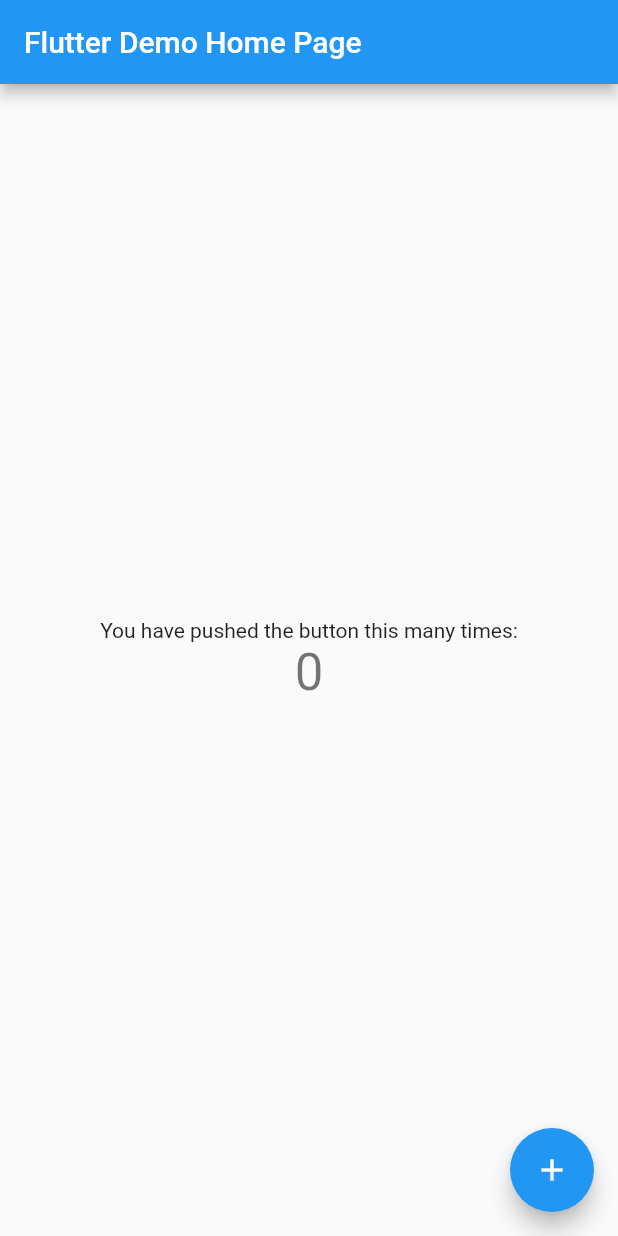
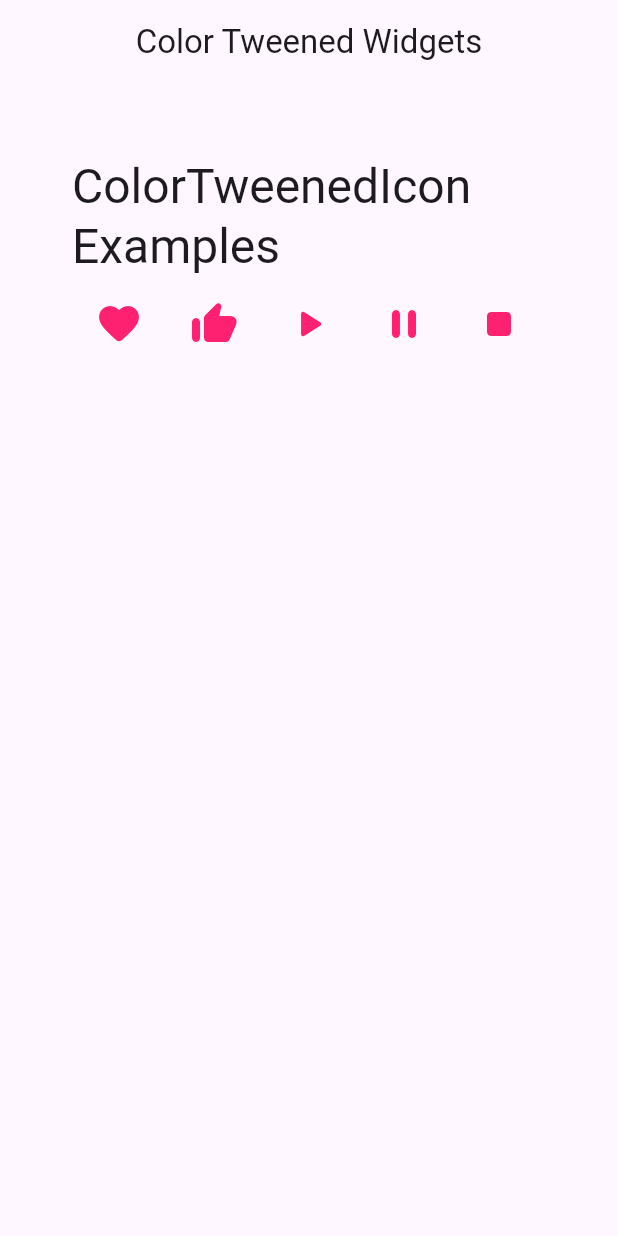
Before and after one commit to erayerdin/color_tweened, a Flutter app: the screen it shows after launch, on a phone screen of 412 x 824 dp. Run offline on Flutter 3.47's test engine with Material 2 defaults, Android fonts, the phone set to English and light mode, and no system bars.

Commit message:
add example for ColorTweenedIcon

```diff
--- /dev/null
+++ b/example/lib/extensions.dart
@@ -0,0 +1,13 @@
+// Copyright (c) 2023 Eray Erdin
+//
+// This software is released under the MIT License.
+// https://opensource.org/licenses/MIT
+
+import 'package:flutter/material.dart';
+
+extension PaddingExt on Widget {
+  Widget paddingAll(double value) => Padding(
+        padding: EdgeInsets.all(value),
+        child: this,
+      );
+}
--- /dev/null
+++ b/example/lib/home.page.dart
@@ -0,0 +1,83 @@
+// Copyright (c) 2023 Eray Erdin
+//
+// This software is released under the MIT License.
+// https://opensource.org/licenses/MIT
+
+import 'package:color_tweened/color_tweened.dart';
+import 'package:color_tweened_example/extensions.dart';
+import 'package:flutter/material.dart';
+
+const Color _startColor = Color(0xffff0f7b);
+const Color _endColor = Color(0xfff89b29);
+const Duration _duration = Duration(seconds: 2);
+const double _iconSize = 32;
+
+class HomePage extends StatelessWidget {
+  const HomePage({super.key});
+
+  @override
+  Widget build(BuildContext context) {
+    return Scaffold(
+      appBar: AppBar(
+        title: const Text('Color Tweened Widgets'),
+        centerTitle: true,
+      ),
+      body: ListView(
+        children: [
+          _buildIcons(context),
+        ],
+      ).paddingAll(16),
+    );
+  }
+
+  Widget _buildIcons(BuildContext context) {
+    return Column(
+      children: [
+        Text(
+          'ColorTweenedIcon Examples',
+          style: Theme.of(context).textTheme.headlineLarge,
+        ).paddingAll(16),
+        Row(
+          mainAxisAlignment: MainAxisAlignment.spaceEvenly,
+          children: const [
+            ColorTweenedIcon(
+              Icons.favorite_rounded,
+              startColor: _startColor,
+              endColor: _endColor,
+              duration: _duration,
+              size: _iconSize,
+            ),
+            ColorTweenedIcon(
+              Icons.thumb_up_rounded,
+              startColor: _startColor,
+              endColor: _endColor,
+              duration: _duration,
+              size: _iconSize,
+            ),
+            ColorTweenedIcon(
+              Icons.play_arrow_rounded,
+              startColor: _startColor,
+              endColor: _endColor,
+              duration: _duration,
+              size: _iconSize,
+            ),
+            ColorTweenedIcon(
+              Icons.pause_rounded,
+              startColor: _startColor,
+              endColor: _endColor,
+              duration: _duration,
+              size: _iconSize,
+            ),
+            ColorTweenedIcon(
+              Icons.stop_rounded,
+              startColor: _startColor,
+              endColor: _endColor,
+              duration: _duration,
+              size: _iconSize,
+            ),
+          ],
+        ),
+      ],
+    ).paddingAll(16);
+  }
+}
--- a/example/lib/main.dart
+++ b/example/lib/main.dart
@@ -1,3 +1,4 @@
+import 'package:color_tweened_example/home.page.dart';
 import 'package:flutter/material.dart';
 
 void main() {
@@ -23,93 +24,10 @@
         // Notice that the counter didn't reset back to zero; the application
         // is not restarted.
         primarySwatch: Colors.blue,
+        useMaterial3: true,
       ),
-      home: const MyHomePage(title: 'Flutter Demo Home Page'),
+      debugShowCheckedModeBanner: false,
+      home: const HomePage(),
     );
   }
 }
-
-class MyHomePage extends StatefulWidget {
-  const MyHomePage({super.key, required this.title});
-
-  // This widget is the home page of your application. It is stateful, meaning
-  // that it has a State object (defined below) that contains fields that affect
-  // how it looks.
-
-  // This class is the configuration for the state. It holds the values (in this
-  // case the title) provided by the parent (in this case the App widget) and
-  // used by the build method of the State. Fields in a Widget subclass are
-  // always marked "final".
-
-  final String title;
-
-  @override
-  State<MyHomePage> createState() => _MyHomePageState();
-}
-
-class _MyHomePageState extends State<MyHomePage> {
-  int _counter = 0;
-
-  void _incrementCounter() {
-    setState(() {
-      // This call to setState tells the Flutter framework that something has
-      // changed in this State, which causes it to rerun the build method below
-      // so that the display can reflect the updated values. If we changed
-      // _counter without calling setState(), then the build method would not be
-      // called again, and so nothing would appear to happen.
-      _counter++;
-    });
-  }
-
-  @override
-  Widget build(BuildContext context) {
-    // This method is rerun every time setState is called, for instance as done
-    // by the _incrementCounter method above.
-    //
-    // The Flutter framework has been optimized to make rerunning build methods
-    // fast, so that you can just rebuild anything that needs updating rather
-    // than having to individually change instances of widgets.
-    return Scaffold(
-      appBar: AppBar(
-        // Here we take the value from the MyHomePage object that was created by
-        // the App.build method, and use it to set our appbar title.
-        title: Text(widget.title),
-      ),
-      body: Center(
-        // Center is a layout widget. It takes a single child and positions it
-        // in the middle of the parent.
-        child: Column(
-          // Column is also a layout widget. It takes a list of children and
-          // arranges them vertically. By default, it sizes itself to fit its
-          // children horizontally, and tries to be as tall as its parent.
-          //
-          // Invoke "debug painting" (press "p" in the console, choose the
-          // "Toggle Debug Paint" action from the Flutter Inspector in Android
-          // Studio, or the "Toggle Debug Paint" command in Visual Studio Code)
-          // to see the wireframe for each widget.
-          //
-          // Column has various properties to control how it sizes itself and
-          // how it positions its children. Here we use mainAxisAlignment to
-          // center the children vertically; the main axis here is the vertical
-          // axis because Columns are vertical (the cross axis would be
-          // horizontal).
-          mainAxisAlignment: MainAxisAlignment.center,
-          children: <Widget>[
-            const Text(
-              'You have pushed the button this many times:',
-            ),
-            Text(
-              '$_counter',
-              style: Theme.of(context).textTheme.headlineMedium,
-            ),
-          ],
-        ),
-      ),
-      floatingActionButton: FloatingActionButton(
-        onPressed: _incrementCounter,
-        tooltip: 'Increment',
-        child: const Icon(Icons.add),
-      ), // This trailing comma makes auto-formatting nicer for build methods.
-    );
-  }
-}
--- a/example/pubspec.yaml
+++ b/example/pubspec.yaml
@@ -31,6 +31,8 @@
   flutter:
     sdk: flutter
 
+  color_tweened:
+    path: ".."
 
   # The following adds the Cupertino Icons font to your application.
   # Use with the CupertinoIcons class for iOS style icons.
```
Also changed, not shown: example/pubspec.lock.
